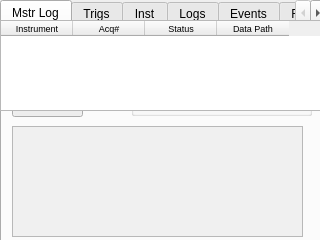
This is ui/qt/ui.ui in TESTgroup-BNL/MoDaCS as Qt 5 draws it before an edit. The edited form follows.
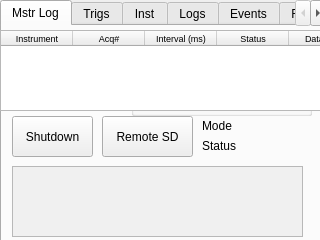
This is the edited form.

Diff of the .ui file:
```diff
--- a/ui/qt/ui.ui
+++ b/ui/qt/ui.ui
@@ -73,23 +73,14 @@
       <property name="geometry">
        <rect>
         <x>10</x>
-        <y>100</y>
+        <y>140</y>
         <width>291</width>
-        <height>111</height>
+        <height>71</height>
        </rect>
       </property>
       <property name="palette">
        <palette>
         <active>
-         <colorrole role="Light">
-          <brush brushstyle="SolidPattern">
-           <color alpha="255">
-            <red>255</red>
-            <green>255</green>
-            <blue>255</blue>
-           </color>
-          </brush>
-         </colorrole>
          <colorrole role="Text">
           <brush brushstyle="SolidPattern">
            <color alpha="255">
@@ -110,15 +101,6 @@
          </colorrole>
         </active>
         <inactive>
-         <colorrole role="Light">
-          <brush brushstyle="SolidPattern">
-           <color alpha="255">
-            <red>255</red>
-            <green>255</green>
-            <blue>255</blue>
-           </color>
-          </brush>
-         </colorrole>
          <colorrole role="Text">
           <brush brushstyle="SolidPattern">
            <color alpha="255">
@@ -139,15 +121,6 @@
          </colorrole>
         </inactive>
         <disabled>
-         <colorrole role="Light">
-          <brush brushstyle="SolidPattern">
-           <color alpha="255">
-            <red>255</red>
-            <green>255</green>
-            <blue>255</blue>
-           </color>
-          </brush>
-         </colorrole>
          <colorrole role="Text">
           <brush brushstyle="SolidPattern">
            <color alpha="255">
@@ -208,8 +181,8 @@
       <property name="geometry">
        <rect>
         <x>10</x>
-        <y>50</y>
-        <width>71</width>
+        <y>90</y>
+        <width>81</width>
         <height>41</height>
        </rect>
       </property>
@@ -404,6 +377,45 @@
        </property>
       </widget>
      </widget>
+     <widget class="QPushButton" name="btn_RemSD">
+      <property name="geometry">
+       <rect>
+        <x>100</x>
+        <y>90</y>
+        <width>91</width>
+        <height>41</height>
+       </rect>
+      </property>
+      <property name="text">
+       <string>Remote SD</string>
+      </property>
+     </widget>
+     <widget class="QLabel" name="lbl_mode">
+      <property name="geometry">
+       <rect>
+        <x>200</x>
+        <y>90</y>
+        <width>63</width>
+        <height>20</height>
+       </rect>
+      </property>
+      <property name="text">
+       <string>Mode</string>
+      </property>
+     </widget>
+     <widget class="QLabel" name="lbl_status">
+      <property name="geometry">
+       <rect>
+        <x>200</x>
+        <y>110</y>
+        <width>63</width>
+        <height>20</height>
+       </rect>
+      </property>
+      <property name="text">
+       <string>Status</string>
+      </property>
+     </widget>
     </widget>
     <widget class="QWidget" name="tab_3">
      <attribute name="title">
@@ -905,9 +917,9 @@
     <property name="geometry">
      <rect>
       <x>0</x>
-      <y>20</y>
+      <y>30</y>
       <width>321</width>
-      <height>91</height>
+      <height>81</height>
      </rect>
     </property>
     <property name="palette">
@@ -980,7 +992,7 @@
      <number>0</number>
     </property>
     <property name="columnCount">
-     <number>4</number>
+     <number>5</number>
     </property>
     <attribute name="horizontalHeaderDefaultSectionSize">
      <number>72</number>
@@ -992,7 +1004,7 @@
      <bool>false</bool>
     </attribute>
     <attribute name="verticalHeaderDefaultSectionSize">
-     <number>25</number>
+     <number>26</number>
     </attribute>
     <attribute name="verticalHeaderHighlightSections">
      <bool>false</bool>
@@ -1013,6 +1025,11 @@
       <string>Acq#</string>
      </property>
     </column>
+    <column>
+     <property name="text">
+      <string>Interval (ms)</string>
+     </property>
+    </column>
     <column>
      <property name="text">
       <string>Status</string>
```
Left out of the diff: 44 changed lines with no effect on the pictures.
